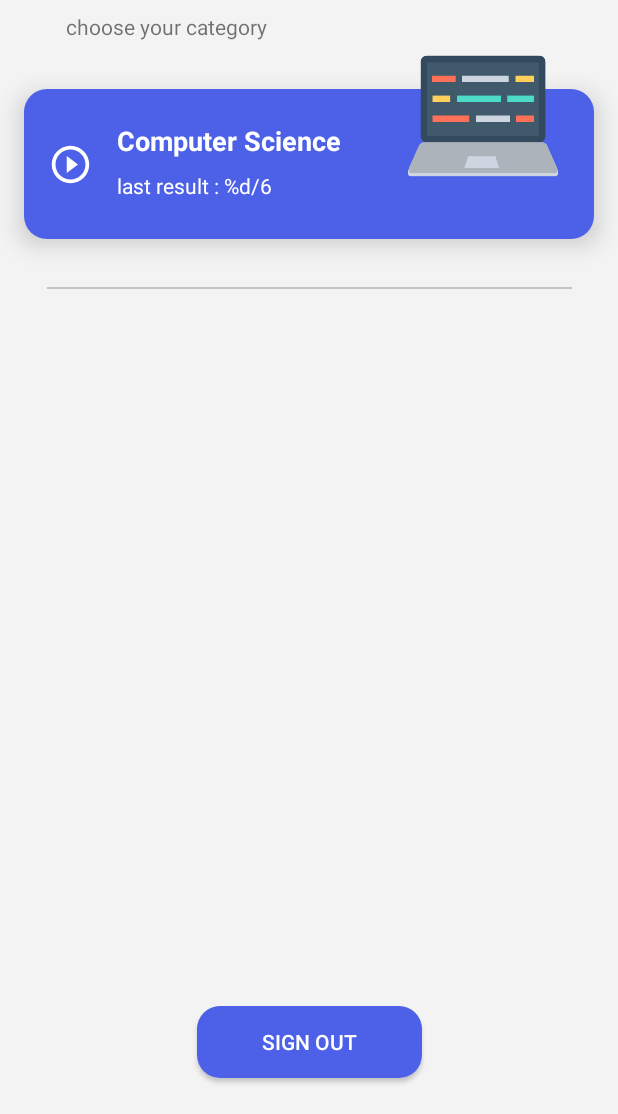
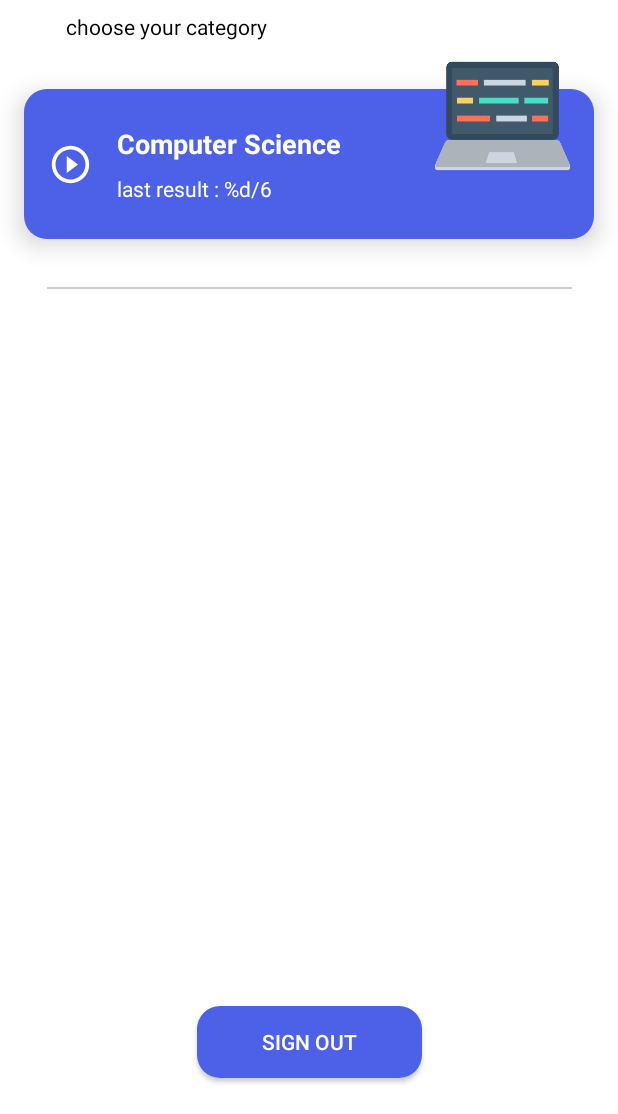
Before and after one commit to pyaestk/QuizApp, an Android app: the screen it shows after launch once a user with an empty profile is signed in (MainActivity), on a phone screen of 412 x 824 dp, the part 122-1236 px from its top. Run offline under Robolectric (Android 15) with nearby library versions, the phone set to English and light mode, and no system bars; our stand-ins replace Firebase (no records; nobody signed in at launch, a user with empty details on screens opened directly); Roboto replaces fonts that are not available here.

Commit message:
fix category UI

```diff
--- a/Quiz-App/app/src/main/res/layout/activity_main.xml
+++ b/Quiz-App/app/src/main/res/layout/activity_main.xml
@@ -4,15 +4,15 @@
     xmlns:tools="http://schemas.android.com/tools"
     android:layout_width="match_parent"
     android:layout_height="match_parent"
-    android:background="#F3F3F3"
+    android:background="@color/white"
     android:clickable="false"
     tools:context=".MainActivity">
 
     <ImageView
         android:id="@+id/imageView5"
-        android:layout_width="100dp"
+        android:layout_width="90dp"
         android:layout_height="100dp"
-        android:layout_marginEnd="24dp"
+        android:layout_marginEnd="16dp"
         android:layout_marginBottom="32dp"
         android:elevation="15dp"
         app:layout_constraintBottom_toBottomOf="@+id/startQuiz"
@@ -39,6 +39,7 @@
         android:layout_height="wrap_content"
         android:layout_marginTop="8dp"
         android:text="choose your category"
+        android:textColor="@color/black"
         app:layout_constraintStart_toStartOf="@+id/textView4"
         app:layout_constraintTop_toBottomOf="@+id/textView4" />
 
@@ -67,27 +68,31 @@
             app:layout_constraintTop_toTopOf="parent" />
 
         <TextView
-            android:id="@+id/textViewLastresult"
-            android:layout_width="wrap_content"
-            android:layout_height="wrap_content"
-            android:layout_marginTop="8dp"
-            android:text="@string/last_result_template"
-            android:textColor="@color/white"
-            app:layout_constraintStart_toStartOf="@+id/textView8"
-            app:layout_constraintTop_toBottomOf="@+id/textView8" />
-
-        <TextView
             android:id="@+id/textView8"
             android:layout_width="wrap_content"
             android:layout_height="wrap_content"
             android:layout_marginStart="16dp"
-            android:layout_marginTop="22dp"
+            android:layout_marginTop="16dp"
             android:text="Computer Science"
             android:textColor="@color/white"
             android:textSize="18sp"
             android:textStyle="bold"
+            app:layout_constraintBottom_toTopOf="@+id/textViewLastresult"
             app:layout_constraintStart_toEndOf="@+id/imageView10"
-            app:layout_constraintTop_toTopOf="parent" />
+            app:layout_constraintTop_toTopOf="parent"
+            app:layout_constraintVertical_bias="0.5" />
+
+        <TextView
+            android:id="@+id/textViewLastresult"
+            android:layout_width="wrap_content"
+            android:layout_height="wrap_content"
+            android:layout_marginBottom="16dp"
+            android:text="@string/last_result_template"
+            android:textColor="@color/white"
+            app:layout_constraintBottom_toBottomOf="parent"
+            app:layout_constraintStart_toStartOf="@+id/textView8"
+            app:layout_constraintTop_toBottomOf="@+id/textView8"
+            app:layout_constraintVertical_bias="0.5" />
 
     </androidx.constraintlayout.widget.ConstraintLayout>
 
```
